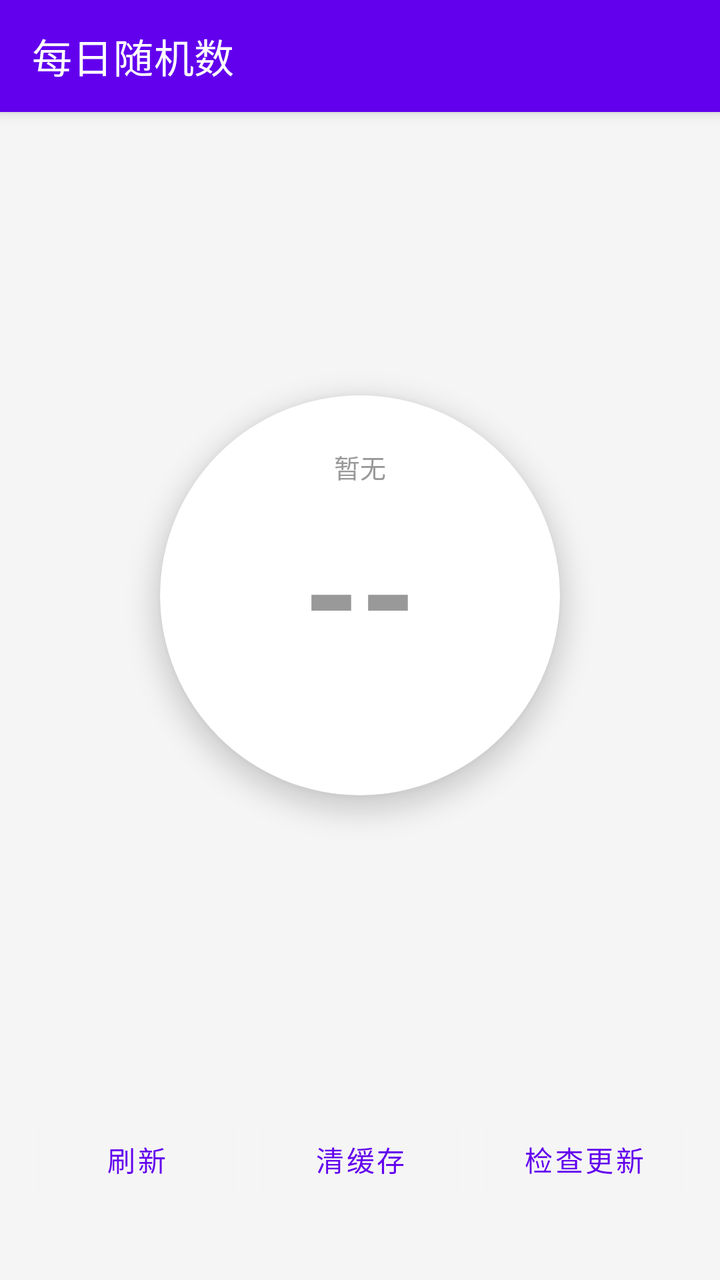
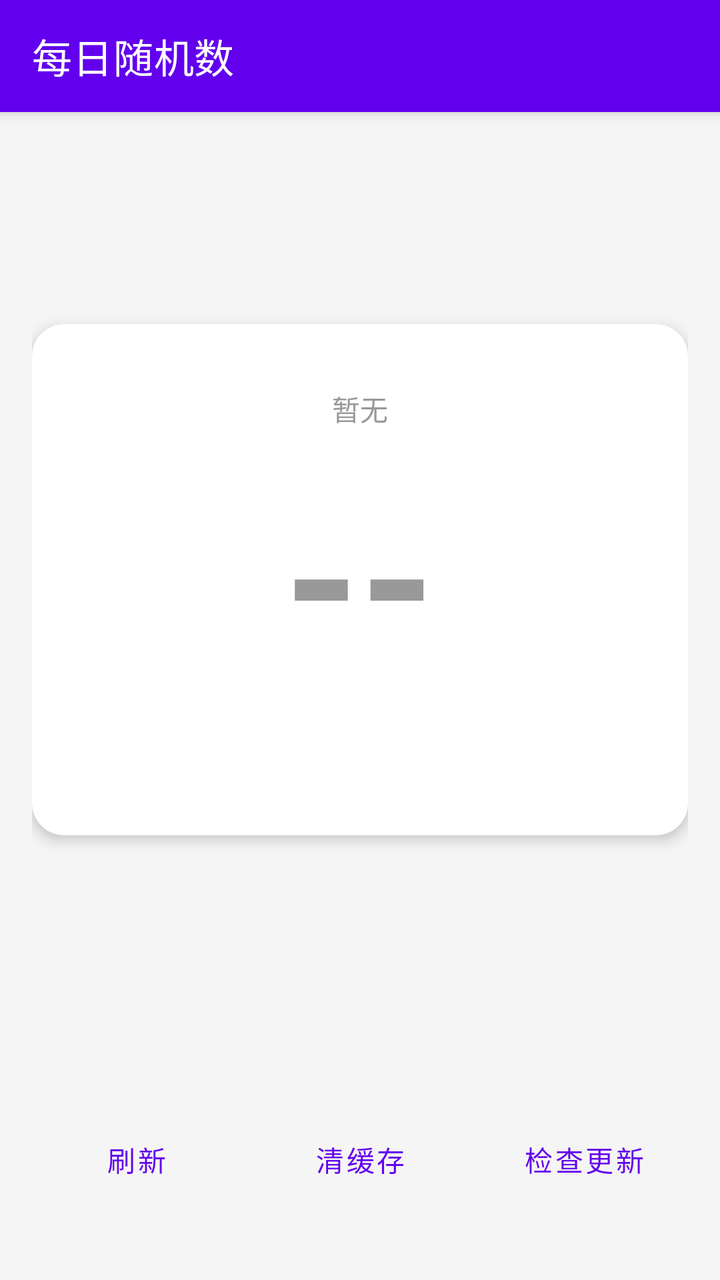

Screens rendered from an Android XML layout before and after an edit, with the pre-edit source and the edit as a unified diff.
<!-- AndroidManifest.xml: application theme Theme.DailyRandom -->
<!-- res/layout/activity_main.xml -->
<?xml version="1.0" encoding="utf-8"?>
<LinearLayout
    xmlns:android="http://schemas.android.com/apk/res/android"
    xmlns:app="http://schemas.android.com/apk/res-auto"
    android:layout_width="match_parent"
    android:layout_height="match_parent"
    android:orientation="vertical"
    android:background="#F5F5F5">

    <com.google.android.material.appbar.MaterialToolbar
        android:id="@+id/toolbar"
        android:layout_width="match_parent"
        android:layout_height="?attr/actionBarSize"
        android:background="#6200EE"
        android:theme="@style/ThemeOverlay.MaterialComponents.Dark.ActionBar"
        android:elevation="4dp"
        app:title="每日随机数"
        app:titleTextColor="@android:color/white" />

    <LinearLayout
        android:layout_width="match_parent"
        android:layout_height="0dp"
        android:layout_weight="1"
        android:orientation="vertical"
        android:gravity="center"
        android:padding="24dp">

        <com.google.android.material.card.MaterialCardView
            android:layout_width="200dp"
            android:layout_height="200dp"
            app:cardCornerRadius="100dp"
            app:cardElevation="8dp"
            app:cardBackgroundColor="@android:color/white">

            <LinearLayout
                android:layout_width="match_parent"
                android:layout_height="match_parent"
                android:orientation="vertical"
                android:gravity="center">

                <TextView
                    android:id="@+id/tvDate"
                    android:layout_width="wrap_content"
                    android:layout_height="wrap_content"
                    android:text="暂无"
                    android:textSize="13sp"
                    android:textColor="#999999"
                    android:layout_marginBottom="4dp"/>

                <TextView
                    android:id="@+id/tvRandom"
                    android:layout_width="wrap_content"
                    android:layout_height="wrap_content"
                    android:text="--"
                    android:textSize="72sp"
                    android:textStyle="bold"
                    android:textColor="#999999"/>

                <TextView
                    android:id="@+id/tvOddEven"
                    android:layout_width="wrap_content"
                    android:layout_height="wrap_content"
                    android:text=""
                    android:textSize="18sp"
                    android:textColor="#CCCCCC"
                    android:layout_marginTop="4dp"/>
            </LinearLayout>
        </com.google.android.material.card.MaterialCardView>

    </LinearLayout>

    <LinearLayout
        android:layout_width="match_parent"
        android:layout_height="wrap_content"
        android:orientation="vertical"
        android:padding="16dp"
        android:background="#F5F5F5">

        <LinearLayout
            android:layout_width="match_parent"
            android:layout_height="wrap_content"
            android:orientation="horizontal"
            android:gravity="center">

            <Button
                android:id="@+id/btnRefresh"
                android:layout_width="0dp"
                android:layout_height="wrap_content"
                android:layout_weight="1"
                android:text="刷新"
                android:layout_marginEnd="4dp"
                style="@style/Widget.MaterialComponents.Button.OutlinedButton"/>

            <Button
                android:id="@+id/btnClear"
                android:layout_width="0dp"
                android:layout_height="wrap_content"
                android:layout_weight="1"
                android:text="清缓存"
                android:layout_marginStart="4dp"
                android:layout_marginEnd="4dp"
                style="@style/Widget.MaterialComponents.Button.OutlinedButton"/>

            <Button
                android:id="@+id/btnUpdate"
                android:layout_width="0dp"
                android:layout_height="wrap_content"
                android:layout_weight="1"
                android:text="检查更新"
                android:layout_marginStart="4dp"
                style="@style/Widget.MaterialComponents.Button.OutlinedButton"/>
        </LinearLayout>

        <TextView
            android:id="@+id/tvUpdateStatus"
            android:layout_width="match_parent"
            android:layout_height="wrap_content"
            android:text=""
            android:textSize="12sp"
            android:textColor="#AAAAAA"
            android:gravity="center"
            android:layout_marginTop="4dp"/>
    </LinearLayout>

</LinearLayout>
<!-- resources referenced by this layout -->
<resources>
  <style name="Theme.DailyRandom" parent="Theme.MaterialComponents.NoActionBar">
          <item name="colorPrimary">#6200EE</item>
          <item name="colorPrimaryVariant">#3700B3</item>
          <item name="colorOnPrimary">@color/white</item>
          <item name="colorSecondary">#03DAC5</item>
          <item name="colorSecondaryVariant">#018786</item>
          <item name="colorOnSecondary">@color/black</item>
          <item name="android:statusBarColor">#6200EE</item>
          <item name="android:navigationBarColor">#6200EE</item>
          <item name="android:windowLightStatusBar">false</item>
      </style>
  <color name="white">#FFFFFFFF</color>
  <color name="black">#FF000000</color>
</resources>

<!-- the commit's change to res/layout/activity_main.xml (unified diff, before → after) -->
@@ -17,57 +17,65 @@
         app:title="每日随机数"
         app:titleTextColor="@android:color/white" />
 
-    <LinearLayout
+    <ScrollView
         android:layout_width="match_parent"
         android:layout_height="0dp"
         android:layout_weight="1"
-        android:orientation="vertical"
-        android:gravity="center"
-        android:padding="24dp">
+        android:fillViewport="true">
 
-        <com.google.android.material.card.MaterialCardView
-            android:layout_width="200dp"
-            android:layout_height="200dp"
-            app:cardCornerRadius="100dp"
-            app:cardElevation="8dp"
-            app:cardBackgroundColor="@android:color/white">
+        <LinearLayout
+            android:layout_width="match_parent"
+            android:layout_height="wrap_content"
+            android:orientation="vertical"
+            android:padding="16dp"
+            android:gravity="center">
 
-            <LinearLayout
+            <com.google.android.material.card.MaterialCardView
                 android:layout_width="match_parent"
-                android:layout_height="match_parent"
-                android:orientation="vertical"
-                android:gravity="center">
+                android:layout_height="wrap_content"
+                android:layout_marginBottom="16dp"
+                app:cardCornerRadius="16dp"
+                app:cardElevation="4dp"
+                app:cardBackgroundColor="@android:color/white">
 
-                <TextView
-                    android:id="@+id/tvDate"
-                    android:layout_width="wrap_content"
+                <LinearLayout
+                    android:layout_width="match_parent"
                     android:layout_height="wrap_content"
-                    android:text="暂无"
-                    android:textSize="13sp"
-                    android:textColor="#999999"
-                    android:layout_marginBottom="4dp"/>
+                    android:orientation="vertical"
+                    android:gravity="center"
+                    android:padding="32dp">
 
-                <TextView
-                    android:id="@+id/tvRandom"
-                    android:layout_width="wrap_content"
-                    android:layout_height="wrap_content"
-                    android:text="--"
-                    android:textSize="72sp"
-                    android:textStyle="bold"
-                    android:textColor="#999999"/>
+                    <TextView
+                        android:id="@+id/tvDate"
+                        android:layout_width="wrap_content"
+                        android:layout_height="wrap_content"
+                        android:text="暂无"
+                        android:textSize="14sp"
+                        android:textColor="#999999"
+                        android:layout_marginBottom="8dp"/>
 
-                <TextView
-                    android:id="@+id/tvOddEven"
-                    android:layout_width="wrap_content"
-                    android:layout_height="wrap_content"
-                    android:text=""
-                    android:textSize="18sp"
-                    android:textColor="#CCCCCC"
-                    android:layout_marginTop="4dp"/>
-            </LinearLayout>
-        </com.google.android.material.card.MaterialCardView>
+                    <TextView
+                        android:id="@+id/tvRandom"
+                        android:layout_width="wrap_content"
+                        android:layout_height="wrap_content"
+                        android:text="--"
+                        android:textSize="96sp"
+                        android:textStyle="bold"
+                        android:textColor="#999999"/>
 
-    </LinearLayout>
+                    <TextView
+                        android:id="@+id/tvOddEven"
+                        android:layout_width="wrap_content"
+                        android:layout_height="wrap_content"
+                        android:text=""
+                        android:textSize="20sp"
+                        android:textColor="#CCCCCC"
+                        android:layout_marginTop="8dp"/>
+                </LinearLayout>
+            </com.google.android.material.card.MaterialCardView>
+
+        </LinearLayout>
+    </ScrollView>
 
     <LinearLayout
         android:layout_width="match_parent"
